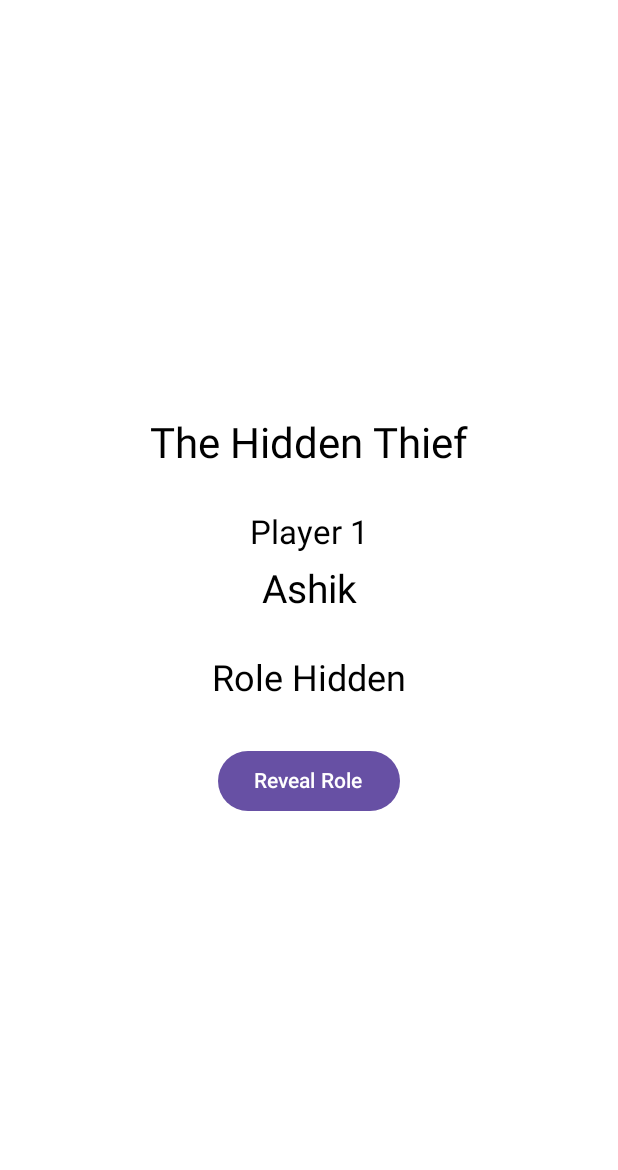
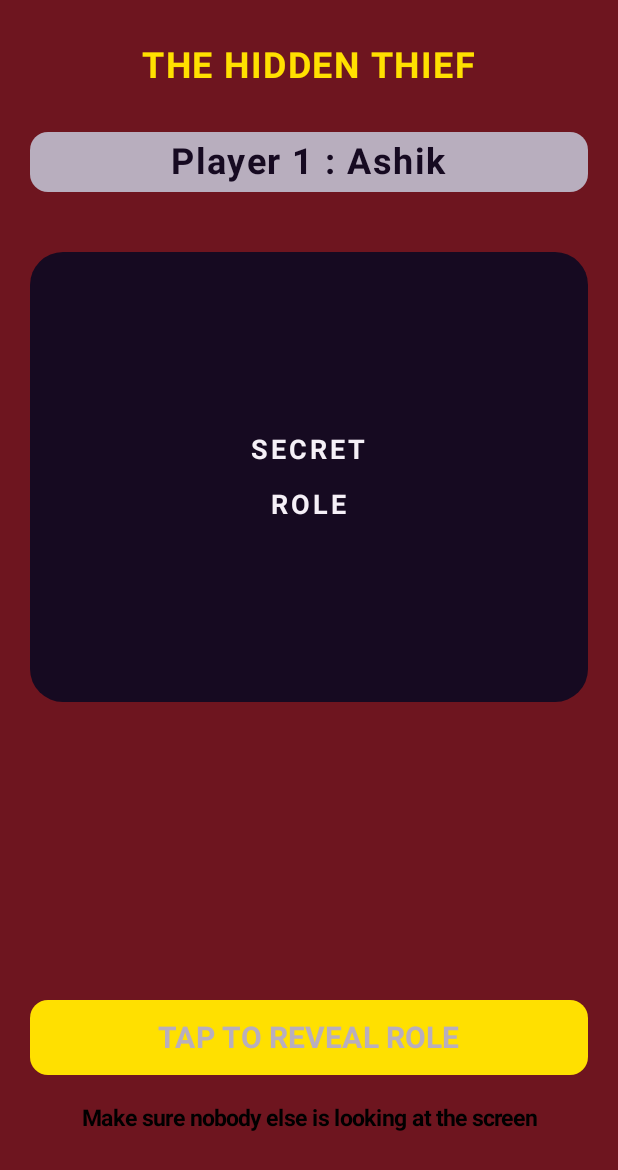
Before and after one commit to AshikElahee024/Catch-Me-If-You-Can, an Android app built with Jetpack Compose: the @Preview function GameplayScreenPreview, on a phone screen of 412 x 824 dp. Shown: the top 1170 px of the screen. Run offline under Robolectric (Android 15) with nearby library versions, the phone set to English and light mode, and no system bars.

Commit message:
Imrove UI for Gameplay Screen

```diff
--- a/app/src/main/java/com/example/myapplication/screens/gameplay/GameplayScreen.kt
+++ b/app/src/main/java/com/example/myapplication/screens/gameplay/GameplayScreen.kt
@@ -1,11 +1,23 @@
 package com.example.myapplication.screens.gameplay
 
+import androidx.compose.foundation.background
 import androidx.compose.foundation.layout.Arrangement
+import androidx.compose.foundation.layout.Box
 import androidx.compose.foundation.layout.Column
+import androidx.compose.foundation.layout.Row
+import androidx.compose.foundation.layout.Spacer
 import androidx.compose.foundation.layout.fillMaxSize
+import androidx.compose.foundation.layout.fillMaxWidth
+import androidx.compose.foundation.layout.height
 import androidx.compose.foundation.layout.padding
-import androidx.compose.foundation.layout.width
+import androidx.compose.foundation.layout.size
+import androidx.compose.foundation.shape.RoundedCornerShape
+import androidx.compose.material.icons.Icons
+import androidx.compose.material.icons.filled.Person
 import androidx.compose.material3.Button
+import androidx.compose.material3.ButtonDefaults
+import androidx.compose.material3.Icon
+import androidx.compose.material3.OutlinedButton
 import androidx.compose.material3.Text
 import androidx.compose.runtime.Composable
 import androidx.compose.runtime.getValue
@@ -14,22 +26,32 @@ import androidx.compose.runtime.remember
 import androidx.compose.runtime.setValue
 import androidx.compose.ui.Alignment
 import androidx.compose.ui.Modifier
+import androidx.compose.ui.draw.clip
+import androidx.compose.ui.graphics.Color
+import androidx.compose.ui.text.font.FontWeight
+import androidx.compose.ui.text.style.TextAlign
+import androidx.compose.ui.tooling.preview.Preview
 import androidx.compose.ui.unit.dp
 import androidx.compose.ui.unit.sp
+import com.example.myapplication.Greeting
 import com.example.myapplication.manager.GameManager
 import com.example.myapplication.model.GameState
 import com.example.myapplication.model.Player
-import androidx.compose.ui.tooling.preview.Preview
 
+private val BackgroundColor = Color(0xFF6E151F)
+private val CardColor = Color(0xFF160A21)
+private val YellowColor = Color(0xFFFFE000)
+private val PurpleBorder = Color(0xFF4B3457)
+private val WhiteText = Color(0xFFF5F0F7)
+private val GrayText = Color(0xFFB8AEBE)
 @Composable
-fun GameplayScreen(){
-
-    val players = remember{ // to retain value after recompose / redraw (change of UI state)
-        mutableListOf< Player>(
+fun GameplayScreen() {
+    val players = remember {
+        mutableListOf<Player>(
             Player("Ashik"),
             Player("Satu"),
             Player("Sami"),
-            Player("Dibya")
+            Player("Dibbo")
         )
     }
 
@@ -40,74 +62,190 @@ fun GameplayScreen(){
         true
     }
 
-    var gameState by remember{ // var gameState = GameState(players)
+    var gameState by remember {
         mutableStateOf(GameState(players = players))
     }
 
     val currentPlayer = gameManager.getCurrentPlayer(gameState)
 
+    Box(
+        modifier = Modifier.fillMaxSize().background(BackgroundColor)
+    ) {
         Column(
-        modifier = Modifier.fillMaxSize().padding(24.dp),
-                    horizontalAlignment = Alignment.CenterHorizontally,
-                    verticalArrangement = Arrangement.Center
+            modifier = Modifier.fillMaxSize()
+                .padding(
+                    start = 20.dp,
+                    end = 20.dp,
+                    top = 30.dp,
+                    bottom = 20.dp
+                ),
+            horizontalAlignment = Alignment.CenterHorizontally
         ) {
             Text(
-            text = "The Hidden Thief",
-            fontSize = 28.sp
-        )
-        Text(
-            text = "Player ${gameState.currentPlayerIndex + 1}",
-            fontSize = 22.sp,
-            modifier = Modifier.padding(top = 30.dp)
-        )
-        Text(
-            text = currentPlayer.name,
-            fontSize = 26.sp,
-            modifier = Modifier.padding(top = 10.dp)
-
+                text = "THE HIDDEN THIEF",
+                color = YellowColor,
+                fontSize = 24.sp,
+                fontWeight = FontWeight.Bold,
+                letterSpacing = 1.sp
             )
 
-        if(gameState.roleRevealed){
+            Spacer(modifier = Modifier.height(30.dp))
+
+            Box(
+                modifier = Modifier
+                    .fillMaxWidth()
+                    .height(40.dp)
+                    .clip(RoundedCornerShape(12.dp))
+                    .background(GrayText),
+                contentAlignment = Alignment.Center
+            ) {
                 Text(
-                text = "YOUR ROLE",
-                fontSize = 20.sp,
-                modifier = Modifier.padding(top = 30.dp)
+                    text = "Player ${gameState.currentPlayerIndex + 1} : ${currentPlayer.name}",
+                    color = CardColor,
+                    fontSize = 24.sp,
+                    fontWeight = FontWeight.Bold,
+                    letterSpacing = 1.sp
+                )
+            }
+
+
+            Spacer(modifier = Modifier.height(40.dp))
+
+            roleRevealCard(
+                roleRevealed = gameState.roleRevealed,
+                roleName = currentPlayer.role?.name ?: "Unknown"
             )
 
+            Spacer(modifier = Modifier.weight(1f))
+
+            if(!gameState.roleRevealed){
+                Button(
+                    onClick = {
+                        gameState = gameState.copy(roleRevealed = true)
+                    },
+                    modifier = Modifier.fillMaxWidth().height(50.dp),
+                    shape = RoundedCornerShape(12.dp),
+                    colors = ButtonDefaults.buttonColors(
+                        contentColor = GrayText,
+                        containerColor = YellowColor
+                    )
+                ) {
                     Text(
-                text = currentPlayer.role?.name ?: "Unknown", // Avoids throwing NullPointerException(Null Safety Call)
-                fontSize = 36.sp,
-                modifier = Modifier.padding(top = 10.dp)
+                        text = "TAP TO REVEAL ROLE",
+                        fontSize = 20.sp,
+                        fontWeight = FontWeight.Bold
+                    )
+                }
+
+                Spacer(modifier = Modifier.height(20.dp))
+
+                Text(
+                    text = "Make sure nobody else is looking at the screen",
+                    fontSize = 15.sp,
+                    fontWeight = FontWeight.Bold,
+                    textAlign = TextAlign.Center
                 )
 
-            Button(onClick = {
-                if(!gameManager.isLastPlayer(gameState)) {
+                Spacer(modifier = Modifier.height(50.dp))
+            }
+
+            else{
+                Button(
+                    onClick = {
+                        if (!gameManager.isLastPlayer(gameState)){
                             gameState = gameManager.moveToNextPlayer(gameState)
                         }
                     },
-                modifier = Modifier.padding(top = 30.dp)
+                    modifier = Modifier.fillMaxWidth().height(50.dp),
+                    shape = RoundedCornerShape(12.dp),
+                    colors = ButtonDefaults.buttonColors(
+                        contentColor = GrayText,
+                        containerColor = YellowColor
+                    )
                 ) {
-                Text("Next Player")
+                    Text(
+                        text = "NEXT PLAYER",
+                        fontSize = 20.sp,
+                        fontWeight = FontWeight.Bold
+                    )
                 }
-        }
-        else{
+
+                Spacer(modifier = Modifier.height(20.dp))
+
                 Text(
-                text = "Role Hidden",
-                fontSize = 24.sp,
-                modifier = Modifier.padding(top = 30.dp)
+                    text = "KEEP YOUR ROLE SECRET!!",
+                    fontSize = 20.sp,
+                    fontWeight = FontWeight.Bold
                 )
-            Button(onClick = {
-                gameState = gameState.copy(roleRevealed = true)
-            },
-                modifier = Modifier.padding(top = 30.dp)
-            ) {
-                Text("Reveal Role")
+
+                Spacer(modifier = Modifier.height(50.dp))
             }
         }
     }
 }
 
-@Preview(showBackground = true)
+@Composable
+private fun roleRevealCard(roleRevealed : Boolean, roleName : String){
+    val cardModifier = Modifier.fillMaxWidth().height(300.dp).clip(RoundedCornerShape(22.dp)).background(CardColor).padding(20.dp)
+    if(!roleRevealed) {
+        Column(
+            modifier = cardModifier,
+            horizontalAlignment = Alignment.CenterHorizontally,
+            verticalArrangement = Arrangement.Center
+        ) {
+            Text(
+                text = "SECRET",
+                color = WhiteText,
+                fontSize = 18.sp,
+                fontWeight = FontWeight.Bold,
+                letterSpacing = 2.sp
+            )
+
+            Spacer(modifier = Modifier.height(15.dp))
+
+            Text(
+                text = "ROLE",
+                color = WhiteText,
+                fontSize = 18.sp,
+                fontWeight = FontWeight.Bold,
+                letterSpacing = 2.sp
+            )
+        }
+    }
+    else{
+        Column(
+            modifier = cardModifier,
+            horizontalAlignment = Alignment.CenterHorizontally,
+            verticalArrangement = Arrangement.Center
+        ) {
+            Text(
+                text = "YOUR ROLE",
+                color = YellowColor,
+                fontSize = 18.sp,
+                fontWeight = FontWeight.Bold,
+                letterSpacing = 2.sp
+            )
+
+            Spacer(modifier = Modifier.height(20.dp))
+
+            Text(
+                text = roleName.uppercase(),
+                color = YellowColor,
+                fontSize = 18.sp,
+                fontWeight = FontWeight.Bold,
+                letterSpacing = 2.sp
+            )
+        }
+    }
+}
+
+
+
+@Preview(
+    showBackground = true,
+    widthDp = 360,
+    heightDp = 800
+)
 @Composable
 fun GameplayScreenPreview(){
     GameplayScreen()
--- a/app/src/main/java/com/example/myapplication/screens/player_setup/PlayerSetupScreen.kt
+++ b/app/src/main/java/com/example/myapplication/screens/player_setup/PlayerSetupScreen.kt
@@ -47,7 +47,7 @@ import com.example.myapplication.model.Player
 
 // ---------- COLORS ----------
 
-private val BackgroundColor = Color(0xFF6E151f)
+private val BackgroundColor = Color(0xFF6E151F)
 private val CardColor = Color(0xFF160A21)
 private val FieldColor = Color(0xFF100719)
 private val YellowColor = Color(0xFFFFE000)
```
Lines whose indentation alone changed are shown as unchanged.
